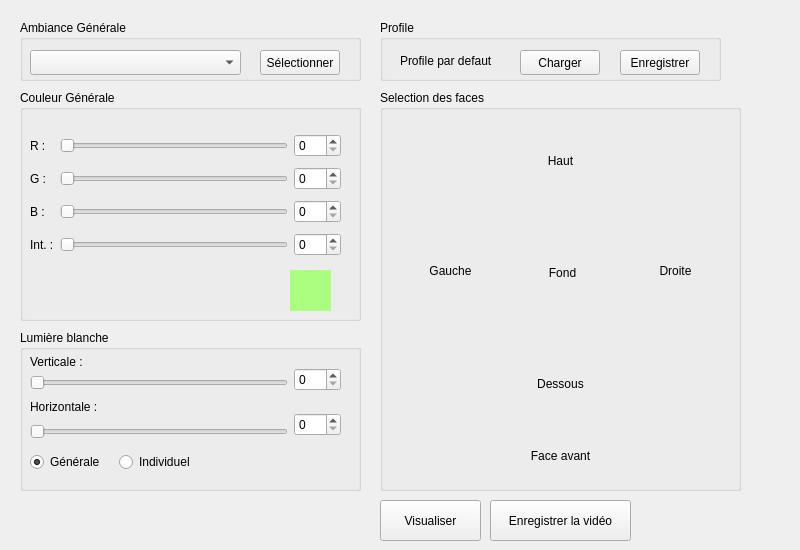
Above: src/LabViewPage.ui from polybox3d/polybox before the change. Below: the same form after it.
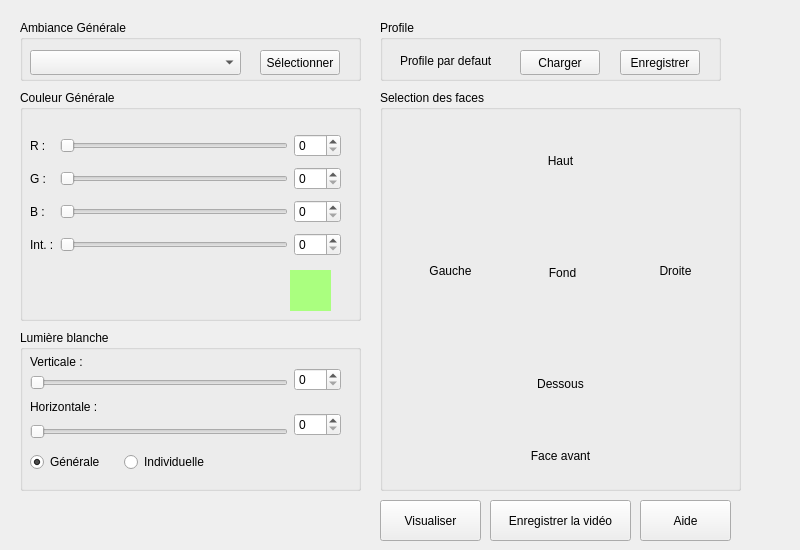
That is the form after the change. Icons and pictures are not drawn.

Diff of the .ui file:
```diff
--- a/src/LabViewPage.ui
+++ b/src/LabViewPage.ui
@@ -205,7 +205,7 @@
      <rect>
       <x>10</x>
       <y>120</y>
-      <width>171</width>
+      <width>181</width>
       <height>25</height>
      </rect>
     </property>
@@ -223,7 +223,7 @@
      <item>
       <widget class="QRadioButton" name="individualLightRadio">
        <property name="text">
-        <string>Individuel</string>
+        <string>Individuelle</string>
        </property>
       </widget>
      </item>
@@ -509,6 +509,23 @@
      <normaloff>:/img/img/record.png</normaloff>:/img/img/record.png</iconset>
    </property>
   </widget>
+  <widget class="QPushButton" name="backToHelp">
+   <property name="geometry">
+    <rect>
+     <x>640</x>
+     <y>500</y>
+     <width>91</width>
+     <height>41</height>
+    </rect>
+   </property>
+   <property name="text">
+    <string>Aide</string>
+   </property>
+   <property name="icon">
+    <iconset resource="ressources.qrc">
+     <normaloff>:/img/img/help.png</normaloff>:/img/img/help.png</iconset>
+   </property>
+  </widget>
  </widget>
  <resources>
   <include location="ressources.qrc"/>
```
